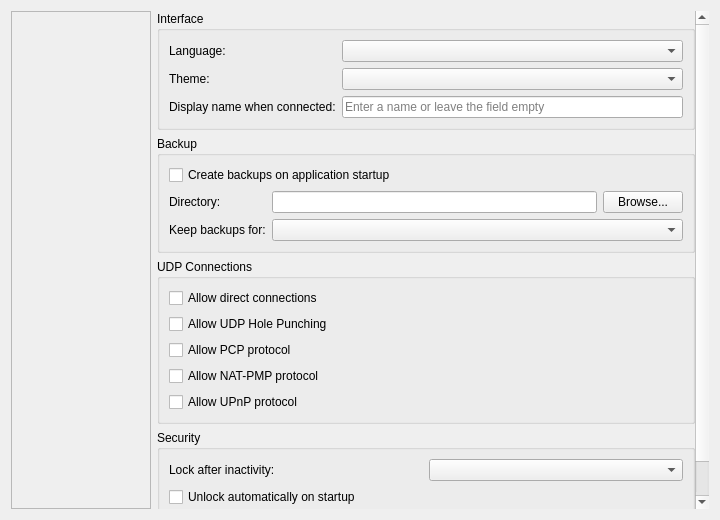
Parav1s/aspia_no2fa_cmd, file source/client/desktop/settings_tab.ui: the form before one commit.
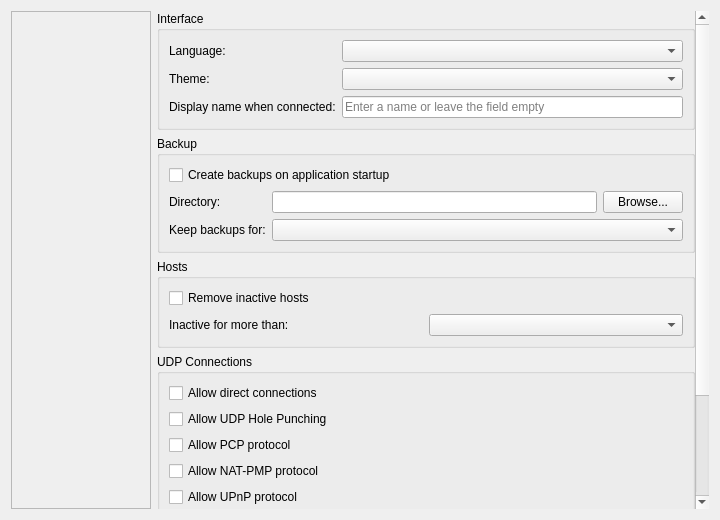
The form after the commit. The open tabs and pages were chosen to show the change.

Commit message: client: remove the hosts that have not been connected to for 1, 3 or 6 months

```diff
--- a/source/client/desktop/settings_tab.ui
+++ b/source/client/desktop/settings_tab.ui
@@ -209,6 +209,32 @@
              </layout>
             </widget>
            </item>
+           <item>
+            <widget class="QGroupBox" name="groupbox_hosts">
+             <property name="title">
+              <string>Hosts</string>
+             </property>
+             <layout class="QGridLayout" name="layout_hosts">
+              <item row="0" column="0" colspan="2">
+               <widget class="QCheckBox" name="checkbox_remove_inactive_hosts">
+                <property name="text">
+                 <string>Remove inactive hosts</string>
+                </property>
+               </widget>
+              </item>
+              <item row="1" column="0">
+               <widget class="QLabel" name="label_inactive_hosts_period">
+                <property name="text">
+                 <string>Inactive for more than:</string>
+                </property>
+               </widget>
+              </item>
+              <item row="1" column="1">
+               <widget class="QComboBox" name="combo_inactive_hosts_period"/>
+              </item>
+             </layout>
+            </widget>
+           </item>
            <item>
             <widget class="QGroupBox" name="groupbox_udp">
              <property name="title">
```
The commit also changes 9 other files.
